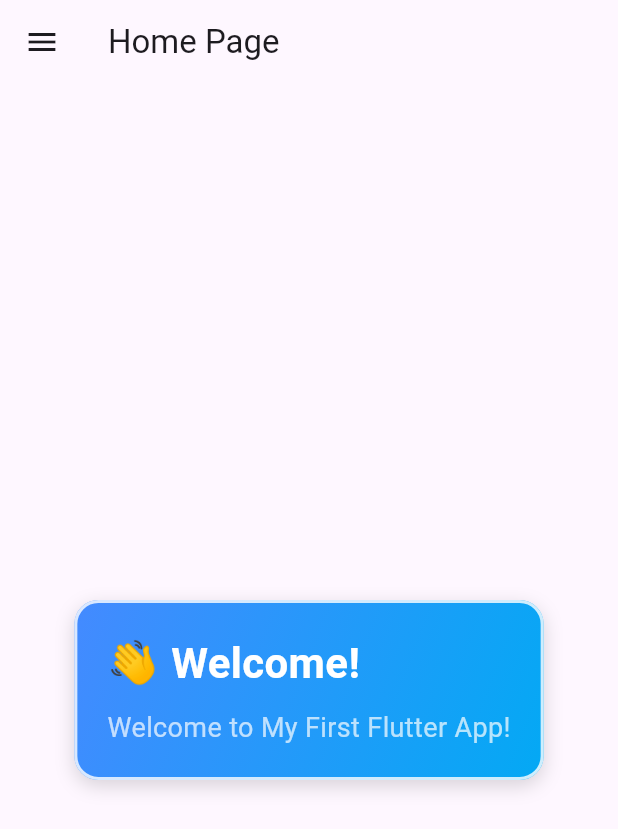
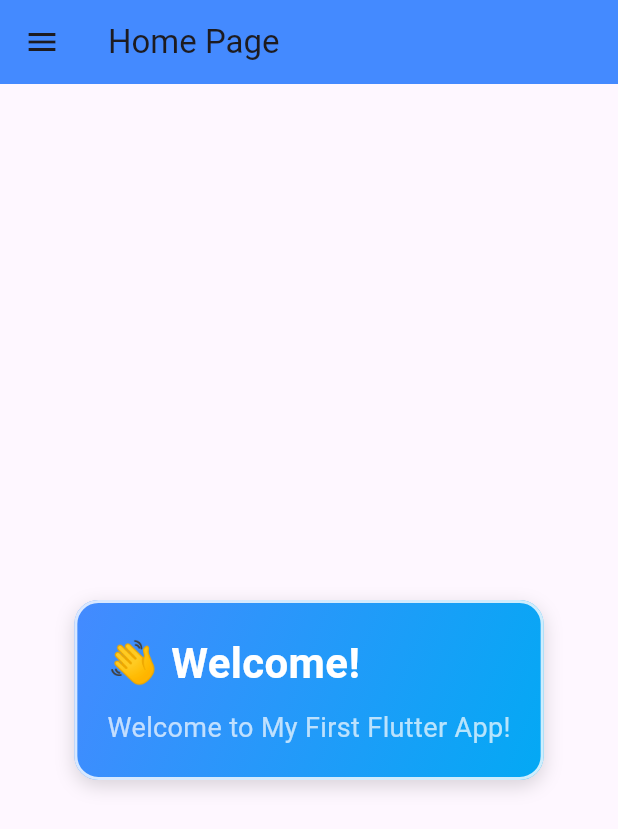
Before and after one commit to Saidouchrif/github_api_flutter_app, a Flutter app: the screen it shows after launch, on a phone screen of 412 x 824 dp. Shown: the top 829 px of the screen. Run offline on Flutter 3.47's test engine with Material 3 defaults, Android fonts, the phone set to English and light mode, and no system bars.

Commit message:
version de code avec modification de style

```diff
--- a/lib/pages/Contact/cantact_update.dart
+++ b/lib/pages/Contact/cantact_update.dart
@@ -12,7 +12,9 @@ class UpdateContact extends StatelessWidget { // Écran de mise à jour d'un con
     final emailController = TextEditingController(text: contact.email); // Pré-remplit le champ email
     final phoneController = TextEditingController(text: contact.phone); // Pré-remplit le champ téléphone
     return Scaffold( // Structure de page
-      appBar: AppBar(title: Text('Update Contact')), // Titre de la page
+      appBar: AppBar(title: Text('Update Contact'),
+      backgroundColor: Colors.blueAccent,
+      ), // Titre de la page
       body: Padding(padding:  // Widget de padding
         const EdgeInsets.all(16.0), // Ajoute du padding tout autour
         child: Column( // Organise les champs verticalement
--- a/lib/pages/Contact/contact_add.dart
+++ b/lib/pages/Contact/contact_add.dart
@@ -11,7 +11,9 @@ class AddContact extends StatelessWidget { // Écran d'ajout de contact (statele
   @override // Surcharge de build
   Widget build(BuildContext context) { // Construit l'interface
     return Scaffold( // Structure de page
-      appBar: AppBar(title: Text("Add Contact")), // Barre d'app avec le titre
+      appBar: AppBar(title: Text("Add Contact"),
+      backgroundColor: Colors.blueAccent,
+      ), // Barre d'app avec le titre
       body: Padding( // Ajoute des marges internes
         padding: const EdgeInsets.all(16.0), // Padding uniforme de 16
         child: Column( // Colonne de champs et bouton
--- a/lib/pages/Contact/contact_page.dart
+++ b/lib/pages/Contact/contact_page.dart
@@ -18,7 +18,9 @@ class _ContactPagesState extends State<ContactPages> { // État de la page des c
   @override // Surcharge de build
   Widget build(BuildContext context) { // Construit l'interface de la page
     return Scaffold( // Structure de base
-      appBar: AppBar(title: Text('Contact Us')), // Barre d'app avec titre
+      appBar: AppBar(title: Text('Contact Us'),
+      backgroundColor: Colors.blueAccent,
+      ), // Barre d'app avec titre
       floatingActionButton: FloatingActionButton( // Bouton flottant d'ajout
         // for add contact // Commentaire d'origine
         onPressed: () async { // Action asynchrone au clic
--- a/lib/pages/Home/home_page.dart
+++ b/lib/pages/Home/home_page.dart
@@ -10,7 +10,10 @@ class HomePage extends StatelessWidget { // Définition du widget d'accueil (sta
   @override // Indique la redéfinition de build
   Widget build(BuildContext context) { // Construit l'interface de la page d'accueil
     return Scaffold( // Structure de base de la page
-      appBar: AppBar(title: const Text('Home Page')), // Barre d'app avec le titre
+      appBar: AppBar(
+        title: const Text('Home Page'),
+        backgroundColor: Colors.blueAccent,
+      ), // Barre d'app avec le titre
       drawer: Drawer( // Tiroir de navigation latéral
         child: SafeArea( // Assure l'affichage sous les zones sûres (encoches)
           child: ListView( // Liste des éléments de navigation
--- a/lib/pages/Posts/posts_page.dart
+++ b/lib/pages/Posts/posts_page.dart
@@ -22,7 +22,9 @@ class _PostsPageState extends State<PostsPage> { // Classe d'état pour PostsPag
   @override // Surcharge de build
   Widget build(BuildContext context) { // Construit l'interface de la page
     return Scaffold( // Structure de page avec AppBar et body
-      appBar: AppBar(title: const Text("Posts")), // Barre d'applications avec le titre "Posts"
+      appBar: AppBar(title: const Text("Posts"),
+      backgroundColor: Colors.blueAccent,
+      ), // Barre d'applications avec le titre "Posts"
       body: FutureBuilder<List<Post>>( // Widget réactif basé sur l'état d'un Future
         future: _futurePosts, // Le futur à écouter
         builder: (context, snapshot) { // Fonction de construction pour les différents états
--- a/lib/pages/Projects/project_page.dart
+++ b/lib/pages/Projects/project_page.dart
@@ -22,7 +22,9 @@ class _ProjectsPageState extends State<ProjectsPage> { // État de ProjectsPage
   @override // Surcharge de build
   Widget build(BuildContext context) { // Construit l'interface de la page
     return Scaffold( // Structure de base de la page
-      appBar: AppBar(title: const Text('My GitHub Projects')), // Titre de la page
+      appBar: AppBar(title: const Text('My GitHub Projects'),
+      backgroundColor: Colors.blueAccent,
+      ), // Titre de la page
       body: FutureBuilder<List<GithubRepo>>( // Construit selon l'état du Future
         future: _futureRepos, // Futur surveillé
         builder: (context, snapshot) { // Fonction de construction réactive
--- a/lib/pages/Settings/settings_page.dart
+++ b/lib/pages/Settings/settings_page.dart
@@ -15,8 +15,9 @@ class _SettingsPageState extends State<SettingsPage> { // État de SettingsPage
   Widget build(BuildContext context) { // Construit l'interface des paramètres
     return Scaffold( // Structure de page
       appBar: AppBar( // Barre supérieure
-        title: const Text("Settings"), // Titre de la page
+        title: const Text("Settings",), // Titre de la page
         centerTitle: true, // Centre le titre
+        backgroundColor: Colors.blueAccent,
       ), // Fin de AppBar
 
       body: ListView( // Liste défilante des options
--- a/lib/pages/Users/users_page.dart
+++ b/lib/pages/Users/users_page.dart
@@ -35,7 +35,9 @@ class _UsersPageState extends State<UsersPage> { // État de UsersPage
   @override // Surcharge de build
   Widget build(BuildContext context) { // Construit l'interface de la page
     return Scaffold( // Structure de base de la page
-      appBar: AppBar(title: const Text("GitHub Users")), // Titre de la page
+      appBar: AppBar(title: const Text("GitHub Users"), // Barre d'app avec le titre
+      backgroundColor: Colors.blueAccent,
+      ), // Titre de la page
       body: FutureBuilder<List<GithubUser>>( // Construit en fonction de l'état du Future
         future: _futureUsers, // Le futur à écouter
         builder: (context, snapshot) { // Fonction de construction réactive
```
